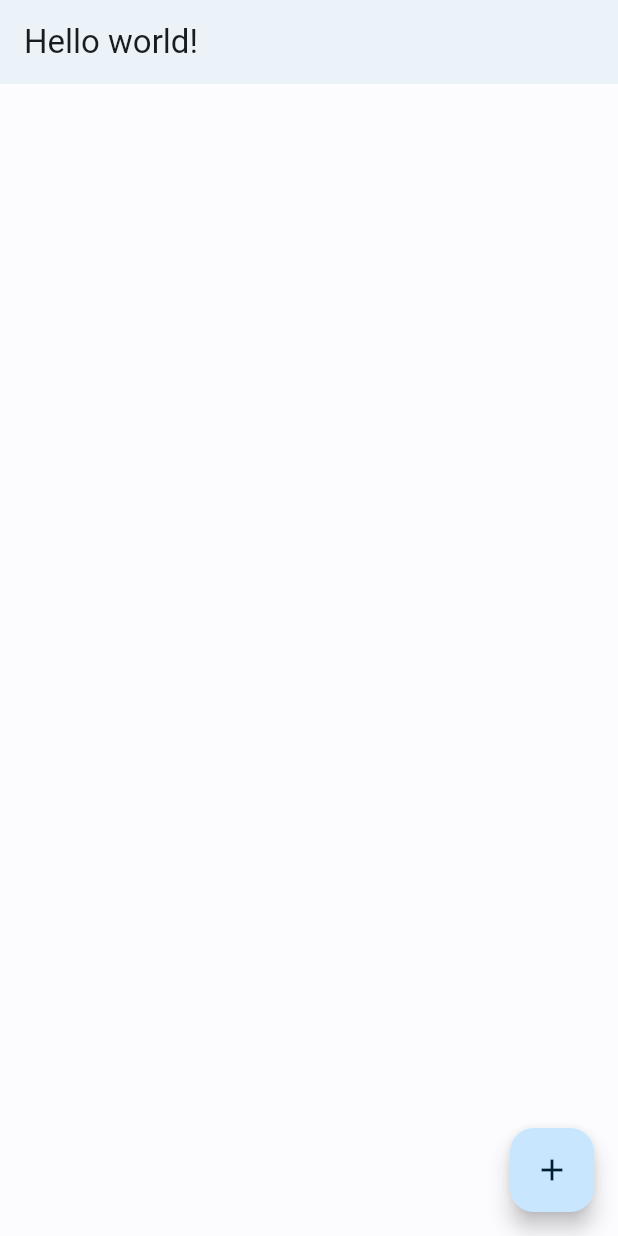
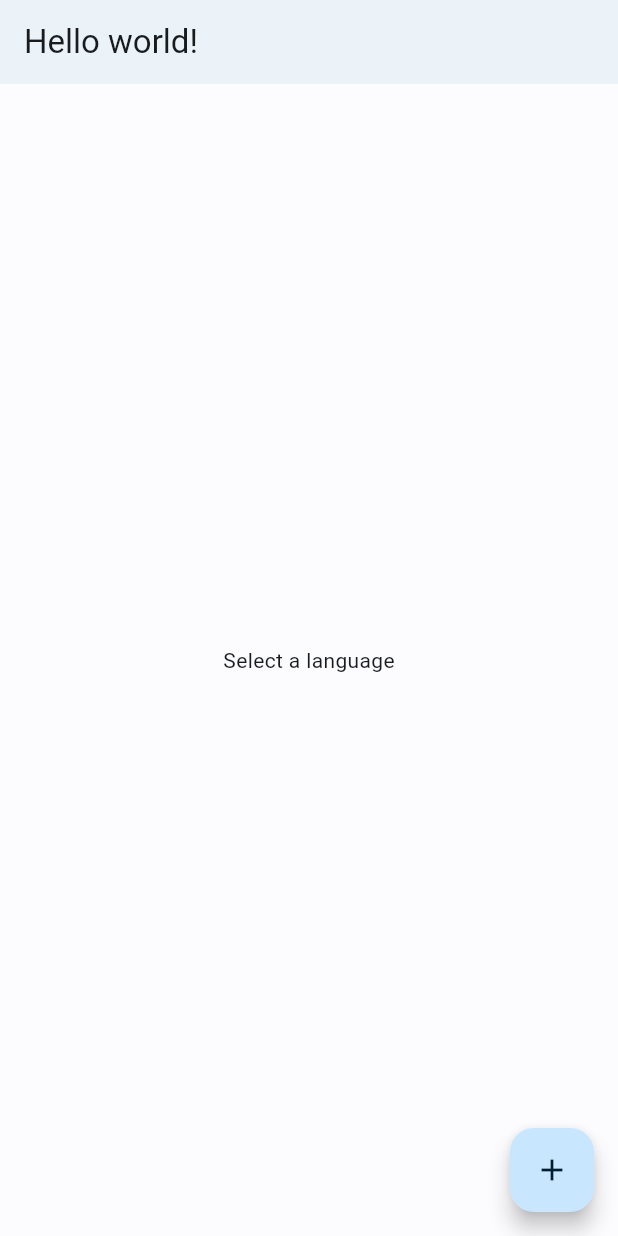
Before and after one commit to quantum9Innovation/proto, a Flutter app: the screen it shows after launch, after a tap on the "add" icon, on a phone screen of 412 x 824 dp. Run offline on Flutter 3.47's test engine with Material 2 defaults, Android fonts, the phone set to English and light mode, and no system bars; generated files the repository leaves out were written again.

Commit message:
Change Dart code structure
Rename home.dart to locale.dart
Add comments to reflect file purpose
Add new translations for body text

```diff
--- a/lib/l10n/app_en.arb
+++ b/lib/l10n/app_en.arb
@@ -5,5 +5,9 @@
     "helloWorld": "Hello world!",
     "@helloWorld": {
         "description": "The conventional newborn programmer greeting"
+    },
+    "main": "Select a language",
+    "@main": {
+        "description": "This is where the app content lives"
     }
 }
--- a/lib/home.dart
+++ b/lib/locale.dart
@@ -1,3 +1,7 @@
+// Locale select
+// The initial screen shown on first app startup
+// Used to determine user locale preferences
+
 import 'package:flutter/material.dart';
 import 'package:flutter_gen/gen_l10n/app_l10n.dart';
 
@@ -12,19 +16,17 @@ class Home extends StatelessWidget {
           elevation: 2,
           title: Text(AppLocalizations.of(context)!.helloWorld),
         ),
-        // body: Center(
-        //   child: Column(
-        //     mainAxisAlignment: MainAxisAlignment.center,
-        //     children: const [
-        //       Text(
-        //         'Update with your UI',
-        //       ),
-        //     ],
-        //   ),
-        // ),
+        body: Center(
+          child: Column(
+            mainAxisAlignment: MainAxisAlignment.center,
+            children: [
+              Text(
+                AppLocalizations.of(context)!.main,
+              ),
+            ],
+          ),
+        ),
         floatingActionButton: FloatingActionButton(
-            onPressed: () => {},
-            tooltip: 'Increment',
-            child: const Icon(Icons.add)));
+            onPressed: () => {}, child: const Icon(Icons.add)));
   }
 }
--- a/lib/main.dart
+++ b/lib/main.dart
@@ -1,16 +1,18 @@
+// Entry point
+
 import 'package:flutter/material.dart';
 import 'package:flutter_gen/gen_l10n/app_l10n.dart';
 import 'colors.g.dart';
-import 'home.dart';
+import 'locale.dart';
 
 void main() {
-  runApp(const MyApp());
+  runApp(const App());
 }
 
-class MyApp extends StatelessWidget {
-  const MyApp({Key? key}) : super(key: key);
+class App extends StatelessWidget {
+  const App({Key? key}) : super(key: key);
 
-  // This widget is the root of your application.
+  // This widget is the root of the application.
   @override
   Widget build(BuildContext context) {
     return MaterialApp(
```
